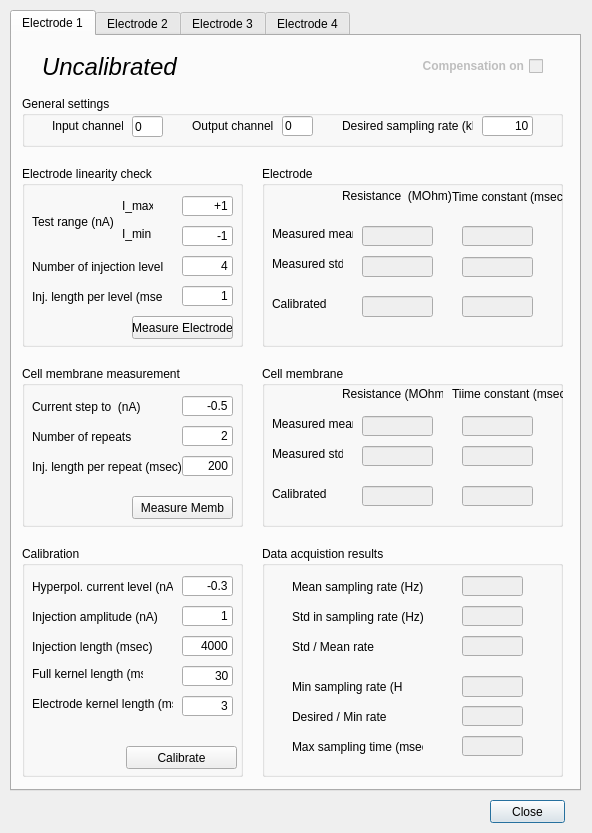
Qt form src/gui/ElectrodeCompDlg.ui (CompEphys-team/stdpc) before a commit.
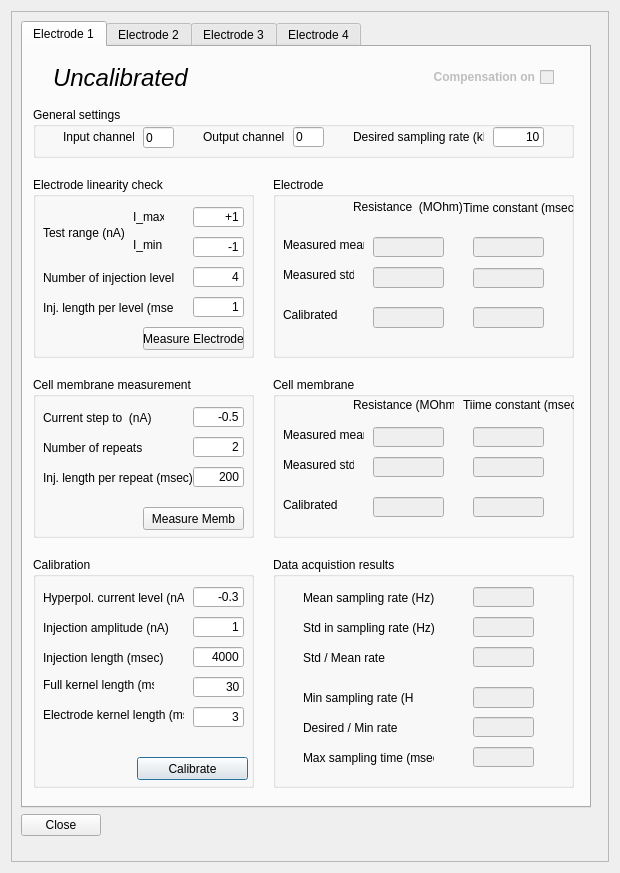
The same form after that commit.

Commit message: Added scroll bars to the over-sized Electrode setup dialog for users of smaller screens ...

```diff
--- a/src/gui/ElectrodeCompDlg.ui
+++ b/src/gui/ElectrodeCompDlg.ui
@@ -9,38 +9,34 @@
    <rect>
     <x>0</x>
     <y>0</y>
-    <width>592</width>
-    <height>833</height>
+    <width>620</width>
+    <height>873</height>
    </rect>
   </property>
   <property name="windowTitle">
    <string>Electrode Channel Setup and Calibration</string>
   </property>
-  <widget class="QPushButton" name="closeButton">
+  <layout class="QGridLayout" name="gridLayout">
+   <item row="0" column="0">
+    <widget class="QScrollArea" name="scrollArea">
+     <property name="widgetResizable">
+      <bool>false</bool>
+     </property>
+     <widget class="QWidget" name="scrollAreaWidgetContents">
    <property name="geometry">
     <rect>
-     <x>490</x>
-     <y>800</y>
-     <width>75</width>
-     <height>23</height>
-    </rect>
-   </property>
-   <property name="text">
-    <string>Close</string>
-   </property>
-  </widget>
+        <x>0</x>
+        <y>0</y>
+        <width>588</width>
+        <height>833</height>
+       </rect>
+      </property>
+      <layout class="QVBoxLayout" name="verticalLayout">
+       <item>
   <widget class="QTabWidget" name="electrodeTabs">
    <property name="enabled">
     <bool>true</bool>
    </property>
-   <property name="geometry">
-    <rect>
-     <x>10</x>
-     <y>10</y>
-     <width>571</width>
-     <height>781</height>
-    </rect>
-   </property>
    <property name="currentIndex">
     <number>0</number>
    </property>
@@ -4612,6 +4608,25 @@
     </widget>
    </widget>
   </widget>
+       </item>
+       <item>
+        <widget class="QPushButton" name="closeButton">
+         <property name="sizePolicy">
+          <sizepolicy hsizetype="Fixed" vsizetype="Fixed">
+           <horstretch>0</horstretch>
+           <verstretch>0</verstretch>
+          </sizepolicy>
+         </property>
+         <property name="text">
+          <string>Close</string>
+         </property>
+        </widget>
+       </item>
+      </layout>
+     </widget>
+    </widget>
+   </item>
+  </layout>
  </widget>
  <resources/>
  <connections>
```
Lines whose indentation alone changed are shown as unchanged.
